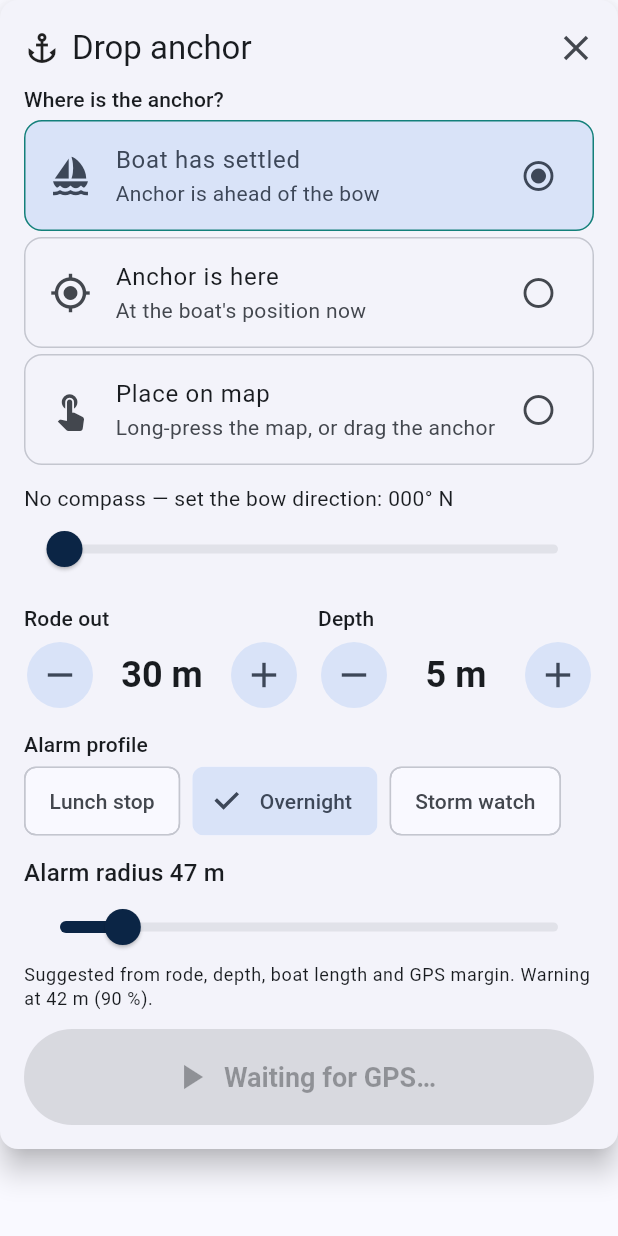
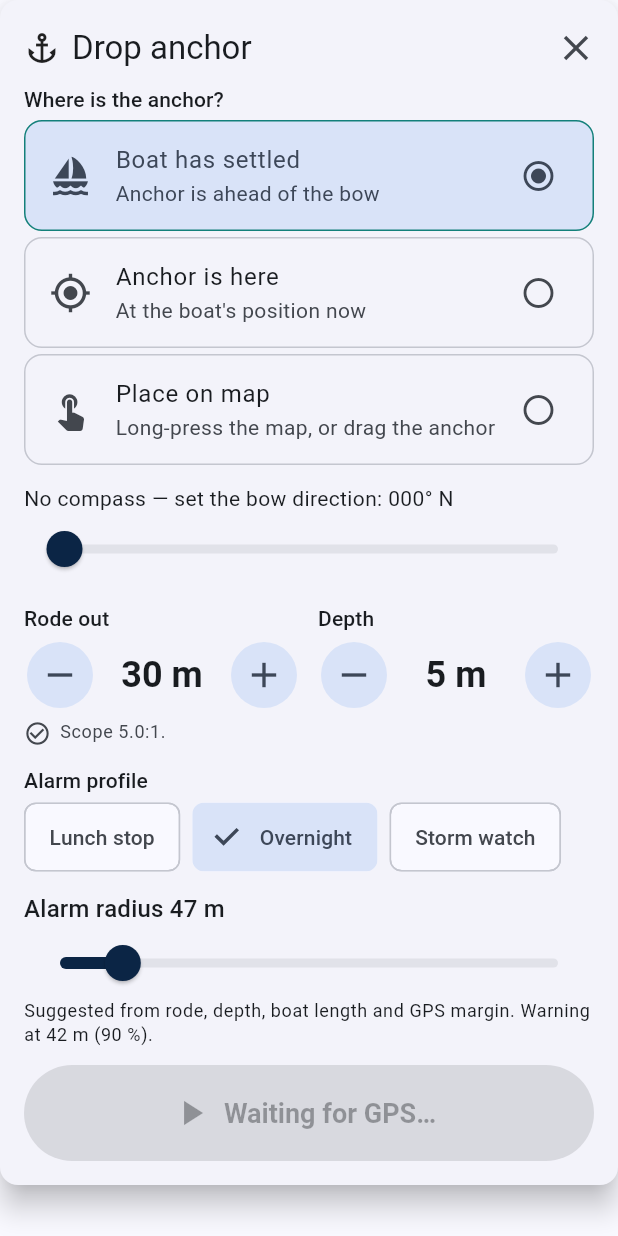
Before and after one commit to bergl/anchor-alarm, a Flutter app: the DropAnchorPanel widget shown alone on an empty page, opened directly with empty values, on a phone screen of 412 x 824 dp. Run offline on Flutter 3.47's test engine with Material 3 defaults, Android fonts, the phone set to English and light mode, and no system bars; our stand-ins replace audioplayers, battery_plus, clock, flutter_local_notifications, flutter_map, flutter_riverpod and 10 more; missing offline and left inert: dart:js_interop; statements that could not run were skipped; project files that could hold a hidden picture were left out.

Commit message:
Short-scope hint in Drop anchor; bump GitHub Actions to Node 24 majors
- Scope = rode / (depth + bow height); below 3:1 warns with the rode
  needed for 3:1 and 5:1
- checkout v7, setup-java v6, upload-artifact v7, configure-pages v6,
  upload-pages-artifact v5, deploy-pages v5

Co-Authored-By: Claude Opus 5.5 <noreply@anthropic.com>
Claude-Session: https://claude.ai/code/session_01VXzt8J2QBieomAXziZxrJa

```diff
--- /dev/null
+++ b/lib/domain/scope.dart
@@ -0,0 +1,58 @@
+import 'dart:math' as math;
+
+/// Typical height of the bow roller above the water, metres. Scope is
+/// measured from the roller, so it is added to the depth.
+const double defaultBowHeightM = 1.0;
+
+enum ScopeRating {
+  /// Rode does not even reach the bottom.
+  tooShort,
+
+  /// Below 3:1 — likely to drag.
+  short,
+
+  /// 3:1 to 5:1 — acceptable for all-chain in settled weather.
+  fair,
+
+  /// 5:1 or more.
+  good,
+}
+
+class ScopeAdvice {
+  const ScopeAdvice({
+    required this.ratio,
+    required this.rating,
+    required this.rodeFor3M,
+    required this.rodeFor5M,
+  });
+
+  /// Rode ÷ (depth + bow height).
+  final double ratio;
+  final ScopeRating rating;
+
+  /// Rode needed for 3:1 and 5:1 scope, metres.
+  final double rodeFor3M;
+  final double rodeFor5M;
+}
+
+ScopeAdvice scopeAdvice({
+  required double rodeM,
+  required double depthM,
+  double bowHeightM = defaultBowHeightM,
+}) {
+  final vertical = math.max(0.1, depthM + bowHeightM);
+  final ratio = rodeM / vertical;
+  final rating = rodeM <= vertical
+      ? ScopeRating.tooShort
+      : ratio < 3
+          ? ScopeRating.short
+          : ratio < 5
+              ? ScopeRating.fair
+              : ScopeRating.good;
+  return ScopeAdvice(
+    ratio: ratio,
+    rating: rating,
+    rodeFor3M: vertical * 3,
+    rodeFor5M: vertical * 5,
+  );
+}
--- a/lib/ui/screens/drop_anchor/drop_anchor_panel.dart
+++ b/lib/ui/screens/drop_anchor/drop_anchor_panel.dart
@@ -9,6 +9,7 @@ import '../../../app/format.dart';
 import '../../../app/providers.dart';
 import '../../../app/watch_controller.dart';
 import '../../../domain/geo.dart';
+import '../../../domain/scope.dart';
 import '../../ui_providers.dart';
 import '../../widgets/number_input.dart';
 import '../../widgets/permission_notice.dart';
@@ -216,6 +217,7 @@ class _DropAnchorPanelState extends ConsumerState<DropAnchorPanel> {
                       style: theme.textTheme.bodySmall,
                     ),
                   ),
+                _ScopeHint(rodeM: form.rodeM, depthM: form.depthM, unit: dU),
                 const SizedBox(height: 12),
                 Text('Alarm profile', style: theme.textTheme.labelLarge),
                 const SizedBox(height: 4),
@@ -363,3 +365,56 @@ class _BowDirection extends ConsumerWidget {
     );
   }
 }
+
+/// Warns about short scope and says how much rode gives 3:1 and 5:1.
+class _ScopeHint extends StatelessWidget {
+  const _ScopeHint({required this.rodeM, required this.depthM, required this.unit});
+
+  final double rodeM;
+  final double depthM;
+  final DistanceUnit unit;
+
+  @override
+  Widget build(BuildContext context) {
+    final a = scopeAdvice(rodeM: rodeM, depthM: depthM);
+    final theme = Theme.of(context);
+    final ratio = '${a.ratio.toStringAsFixed(1)}:1';
+    final (icon, color, text) = switch (a.rating) {
+      ScopeRating.tooShort => (
+          Icons.error_outline,
+          theme.colorScheme.error,
+          'Rode is shorter than the depth. Let out at least '
+              '${formatDistance(a.rodeFor5M, unit)} (5:1).',
+        ),
+      ScopeRating.short => (
+          Icons.warning_amber_rounded,
+          theme.colorScheme.error,
+          'Short scope ($ratio) — likely to drag. Let out '
+              '${formatDistance(a.rodeFor3M, unit)} for 3:1, '
+              '${formatDistance(a.rodeFor5M, unit)} for 5:1.',
+        ),
+      ScopeRating.fair => (
+          Icons.info_outline,
+          theme.colorScheme.onSurfaceVariant,
+          'Scope $ratio — fine for all-chain in settled weather; '
+              '${formatDistance(a.rodeFor5M, unit)} for 5:1 if the wind rises.',
+        ),
+      ScopeRating.good => (
+          Icons.check_circle_outline,
+          theme.colorScheme.onSurfaceVariant,
+          'Scope $ratio.',
+        ),
+    };
+    return Padding(
+      key: const ValueKey('scopeHint'),
+      padding: const EdgeInsets.only(top: 6),
+      child: Row(crossAxisAlignment: CrossAxisAlignment.start, children: [
+        Icon(icon, size: 18, color: color),
+        const SizedBox(width: 6),
+        Expanded(
+          child: Text(text, style: theme.textTheme.bodySmall?.copyWith(color: color)),
+        ),
+      ]),
+    );
+  }
+}
```
Also changed, not shown: 3 other files.
